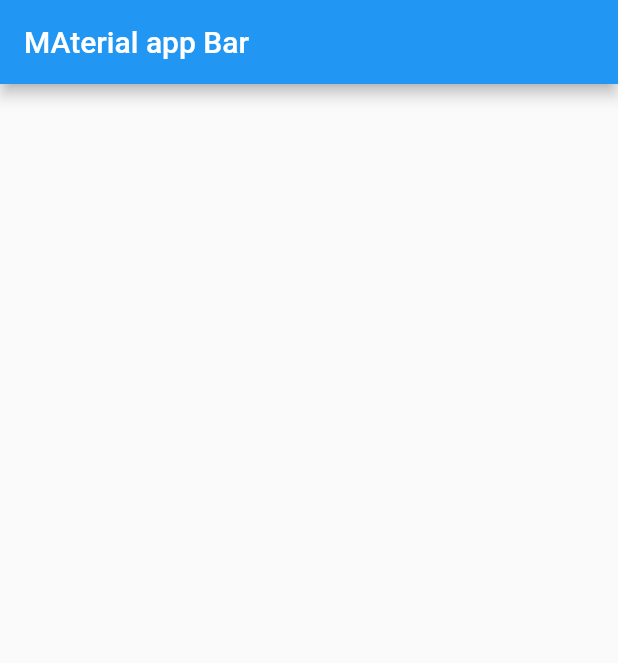
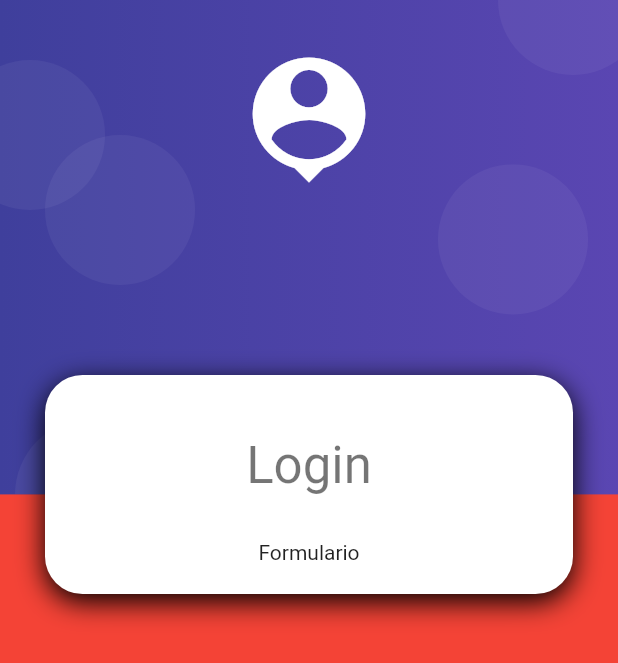
Before and after one commit to cazabe/mobile_basic_ecommerce, a Flutter app: the screen it shows after launch, on a phone screen of 412 x 824 dp. Shown: the top 663 px of the screen. Run offline on Flutter 3.47's test engine with Material 2 defaults, Android fonts, the phone set to English and light mode, and no system bars.

Commit message:
Adding login desing

```diff
--- a/lib/main.dart
+++ b/lib/main.dart
@@ -1,4 +1,5 @@
 import 'package:flutter/material.dart';
+import 'package:productos_app/screens/screens.dart';
 
 void main() {
   runApp(MyApp());
@@ -8,11 +9,14 @@ class MyApp extends StatelessWidget {
   Widget build(BuildContext context) {
     return MaterialApp(
       debugShowCheckedModeBanner: false,
-      home: Scaffold(
-        appBar: AppBar(
-          title: const Text('MAterial app Bar'),
-        ),
-      ),
+      title: 'Productos app',
+      initialRoute: 'login',
+      routes: {
+        'login': (_) => LoginScreen(),
+        'home': (_) => HomeScreen(),
+      },
+      theme:
+          ThemeData.light().copyWith(scaffoldBackgroundColor: Colors.grey[300]),
     );
   }
 }
--- /dev/null
+++ b/lib/screens/home_screen.dart
@@ -0,0 +1,12 @@
+import 'package:flutter/material.dart';
+
+class HomeScreen extends StatelessWidget {
+  @override
+  Widget build(BuildContext context) {
+    return const Scaffold(
+      body: Center(
+        child: Text('Home Screen'),
+      ),
+    );
+  }
+}
--- /dev/null
+++ b/lib/screens/login_screen.dart
@@ -0,0 +1,37 @@
+import 'package:flutter/material.dart';
+import 'package:productos_app/widgets/auth_background.dart';
+import 'package:productos_app/widgets/card_container.dart';
+
+class LoginScreen extends StatelessWidget {
+  const LoginScreen({super.key});
+  @override
+  Widget build(BuildContext context) {
+    return Scaffold(
+      body: AuthBackground(
+          child: SingleChildScrollView(
+        child: Column(
+          children: [
+            const SizedBox(height: 250),
+            CardContainer(
+              child: Column(
+                children: [
+                  const SizedBox(
+                    height: 20,
+                  ),
+                  Text(
+                    'Login',
+                    style: Theme.of(context).textTheme.headlineMedium,
+                  ),
+                  const SizedBox(
+                    height: 30,
+                  ),
+                  const Text('Formulario'),
+                ],
+              ),
+            ),
+          ],
+        ),
+      )),
+    );
+  }
+}
--- /dev/null
+++ b/lib/screens/screens.dart
@@ -0,0 +1,2 @@
+export 'package:productos_app/screens/home_screen.dart';
+export 'package:productos_app/screens/login_screen.dart';
--- /dev/null
+++ b/lib/widgets/auth_background.dart
@@ -0,0 +1,108 @@
+import 'package:flutter/material.dart';
+
+class AuthBackground extends StatelessWidget {
+  final Widget child;
+  const AuthBackground({super.key, required this.child});
+
+  @override
+  Widget build(BuildContext context) {
+    return Container(
+      color: Colors.red,
+      width: double.infinity,
+      height: double.infinity,
+      child: Stack(
+        children: [
+          _PurpleBox(),
+          const HeaderIcon(),
+          child,
+        ],
+      ),
+    );
+  }
+}
+
+class HeaderIcon extends StatelessWidget {
+  const HeaderIcon({
+    super.key,
+  });
+
+  @override
+  Widget build(BuildContext context) {
+    return SafeArea(
+      child: Container(
+        width: double.infinity,
+        margin: const EdgeInsets.only(top: 30),
+        child: const Icon(
+          Icons.person_pin,
+          color: Colors.white,
+          size: 100,
+        ),
+      ),
+    );
+  }
+}
+
+class _PurpleBox extends StatelessWidget {
+  @override
+  Widget build(BuildContext context) {
+    final size = MediaQuery.of(context).size;
+    return Container(
+      width: double.infinity,
+      height: size.height * 0.4,
+      decoration: _PurpleBackground(),
+      child: Stack(
+        children: const [
+          Positioned(
+            top: 90,
+            left: 30,
+            child: _Bubble(),
+          ),
+          Positioned(
+            child: _Bubble(),
+            top: 40,
+            left: -30,
+          ),
+          Positioned(
+            child: _Bubble(),
+            top: -50,
+            right: -20,
+          ),
+          Positioned(
+            child: _Bubble(),
+            bottom: -50,
+            left: 10,
+          ),
+          Positioned(
+            child: _Bubble(),
+            bottom: 120,
+            right: 20,
+          ),
+        ],
+      ),
+    );
+  }
+
+  BoxDecoration _PurpleBackground() => const BoxDecoration(
+        gradient: LinearGradient(
+          colors: [
+            Color.fromRGBO(63, 63, 156, 1),
+            Color.fromRGBO(90, 70, 178, 1),
+          ],
+        ),
+      );
+}
+
+class _Bubble extends StatelessWidget {
+  const _Bubble({super.key});
+
+  @override
+  Widget build(BuildContext context) {
+    return Container(
+      width: 100,
+      height: 100,
+      decoration: BoxDecoration(
+          borderRadius: BorderRadius.circular(100),
+          color: Color.fromRGBO(255, 255, 255, 0.05)),
+    );
+  }
+}
--- /dev/null
+++ b/lib/widgets/card_container.dart
@@ -0,0 +1,33 @@
+import 'package:flutter/material.dart';
+import 'package:flutter/src/widgets/framework.dart';
+import 'package:flutter/src/widgets/placeholder.dart';
+
+class CardContainer extends StatelessWidget {
+  final Widget child;
+  const CardContainer({super.key, required this.child});
+
+  @override
+  Widget build(BuildContext context) {
+    return Padding(
+      padding: const EdgeInsets.symmetric(horizontal: 30),
+      child: Container(
+        padding: const EdgeInsets.all(20),
+        width: double.infinity,
+        decoration: _createCardShape(),
+        child: child,
+      ),
+    );
+  }
+
+  BoxDecoration _createCardShape() => BoxDecoration(
+        color: Colors.white,
+        borderRadius: BorderRadius.circular(25),
+        boxShadow: const [
+          BoxShadow(
+            color: Colors.black,
+            blurRadius: 15,
+            offset: Offset(0, 5),
+          ),
+        ],
+      );
+}
--- /dev/null
+++ b/lib/widgets/widgets.dart
@@ -0,0 +1,2 @@
+export 'package:productos_app/widgets/card_container.dart';
+export 'package:productos_app/widgets/auth_background.dart';
```
